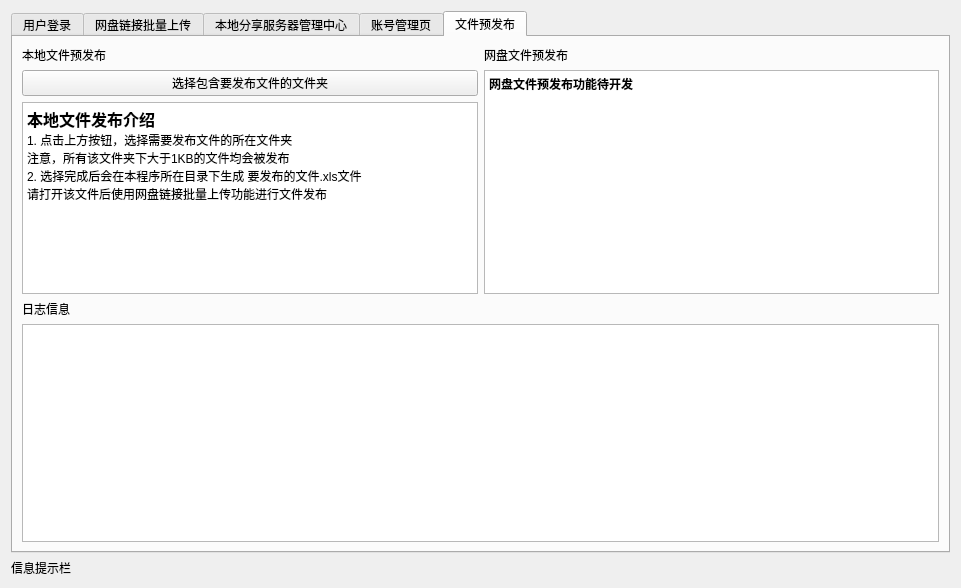
Above: client.ui from Firesuiry/jdmm-client before the change. Below: the same form after it.
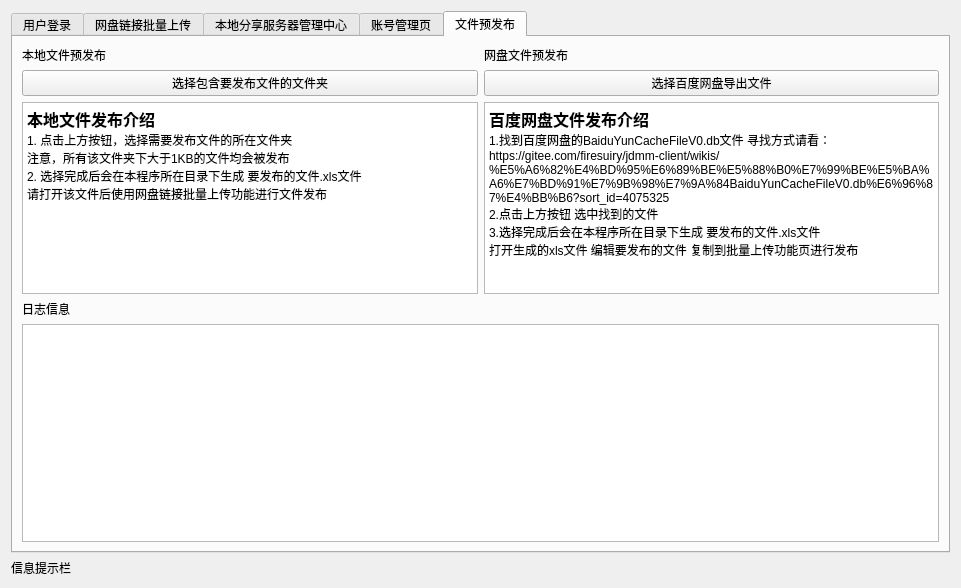
That is the form after the change. The open tabs and pages were chosen to show the change.

Commit message: 增加百度网盘文件获取方式

What changed in the file:
```diff
--- a/client.ui
+++ b/client.ui
@@ -617,6 +617,13 @@
            </property>
           </widget>
          </item>
+         <item>
+          <widget class="QPushButton" name="select_baidupan_out_file">
+           <property name="text">
+            <string>选择百度网盘导出文件</string>
+           </property>
+          </widget>
+         </item>
          <item>
           <widget class="QTextBrowser" name="textBrowser_2">
            <property name="html">
@@ -624,7 +631,15 @@
 &lt;html&gt;&lt;head&gt;&lt;meta name=&quot;qrichtext&quot; content=&quot;1&quot; /&gt;&lt;style type=&quot;text/css&quot;&gt;
 p, li { white-space: pre-wrap; }
 &lt;/style&gt;&lt;/head&gt;&lt;body style=&quot; font-family:'SimSun'; font-size:9pt; font-weight:400; font-style:normal;&quot;&gt;
-&lt;p style=&quot; margin-top:0px; margin-bottom:0px; margin-left:0px; margin-right:0px; -qt-block-indent:0; text-indent:0px;&quot;&gt;&lt;span style=&quot; font-weight:600;&quot;&gt;网盘文件预发布功能待开发&lt;/span&gt;&lt;/p&gt;&lt;/body&gt;&lt;/html&gt;</string>
+&lt;p style=&quot; margin-top:0px; margin-bottom:0px; margin-left:0px; margin-right:0px; -qt-block-indent:0; text-indent:0px;&quot;&gt;&lt;span style=&quot; font-size:12pt; font-weight:600;&quot;&gt;百度网盘文件发布介绍&lt;/span&gt;&lt;/p&gt;
+&lt;p style=&quot; margin-top:0px; margin-bottom:0px; margin-left:0px; margin-right:0px; -qt-block-indent:0; text-indent:0px;&quot;&gt;1.找到百度网盘的BaiduYunCacheFileV0.db文件 寻找方式请看：&lt;/p&gt;
+&lt;p style=&quot; margin-top:0px; margin-bottom:0px; margin-left:0px; margin-right:0px; -qt-block-indent:0; text-indent:0px;&quot;&gt;https://gitee.com/firesuiry/jdmm-client/wikis/%E5%A6%82%E4%BD%95%E6%89%BE%E5%88%B0%E7%99%BE%E5%BA%A6%E7%BD%91%E7%9B%98%E7%9A%84BaiduYunCacheFileV0.db%E6%96%87%E4%BB%B6?sort_id=4075325&lt;/p&gt;
+&lt;p style=&quot; margin-top:0px; margin-bottom:0px; margin-left:0px; margin-right:0px; -qt-block-indent:0; text-indent:0px;&quot;&gt;2.点击上方按钮 选中找到的文件&lt;/p&gt;
+&lt;p style=&quot; margin-top:0px; margin-bottom:0px; margin-left:0px; margin-right:0px; -qt-block-indent:0; text-indent:0px;&quot;&gt;3.选择完成后会在本程序所在目录下生成 要发布的文件.xls文件&lt;/p&gt;
+&lt;p style=&quot; margin-top:0px; margin-bottom:0px; margin-left:0px; margin-right:0px; -qt-block-indent:0; text-indent:0px;&quot;&gt;打开生成的xls文件 编辑要发布的文件 复制到批量上传功能页进行发布&lt;/p&gt;&lt;/body&gt;&lt;/html&gt;</string>
+           </property>
+           <property name="openExternalLinks">
+            <bool>false</bool>
            </property>
           </widget>
          </item>
```
Left out of the diff: 2 changed lines with no effect on the pictures. The commit also changes 2 other files.
